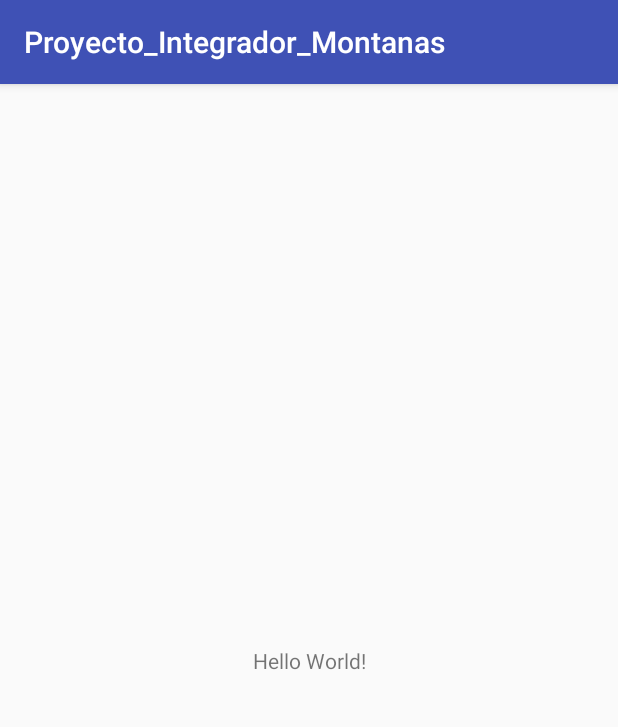
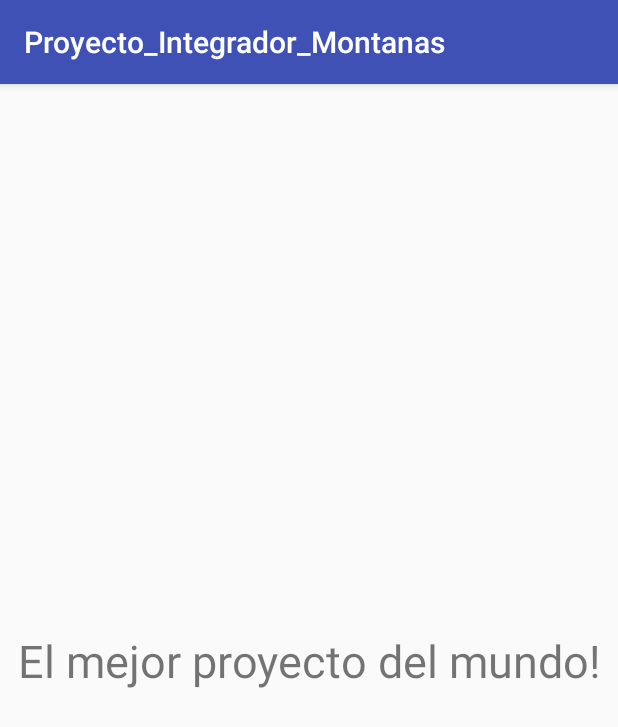
Before and after one commit to adiar14/Proyecto_Integrador_Montanas, an Android app: the screen it shows after launch (MainActivity), on a phone screen of 412 x 824 dp. Shown: the top 727 px of the screen. Run offline under Robolectric (Android 15) with nearby library versions, the phone set to English and light mode, and no system bars.

Commit message:
Primer Commit de Prueba

```diff
--- a/app/src/main/res/layout/activity_main.xml
+++ b/app/src/main/res/layout/activity_main.xml
@@ -9,7 +9,8 @@
     <TextView
         android:layout_width="wrap_content"
         android:layout_height="wrap_content"
-        android:text="Hello World!"
+        android:text="@string/tv_saludo"
+        android:textSize="30sp"
         app:layout_constraintBottom_toBottomOf="parent"
         app:layout_constraintLeft_toLeftOf="parent"
         app:layout_constraintRight_toRightOf="parent"
--- a/app/src/main/res/values/strings.xml
+++ b/app/src/main/res/values/strings.xml
@@ -1,3 +1,4 @@
 <resources>
     <string name="app_name">Proyecto_Integrador_Montanas</string>
+    <string name="tv_saludo">El mejor proyecto del mundo!</string>
 </resources>
```
